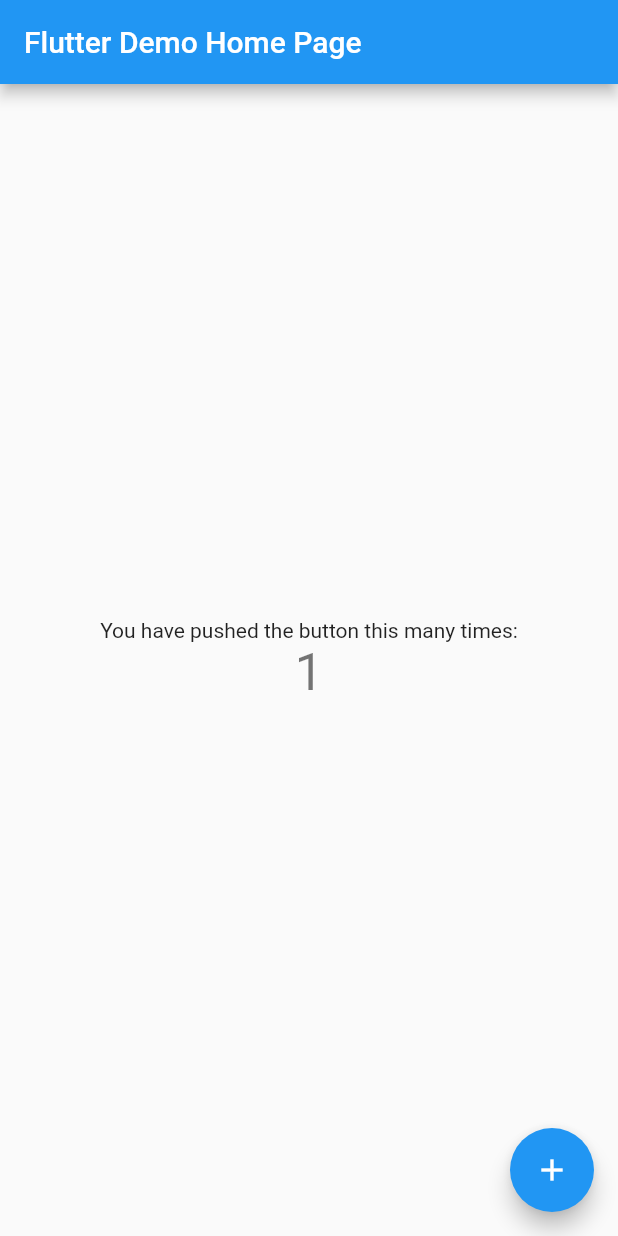
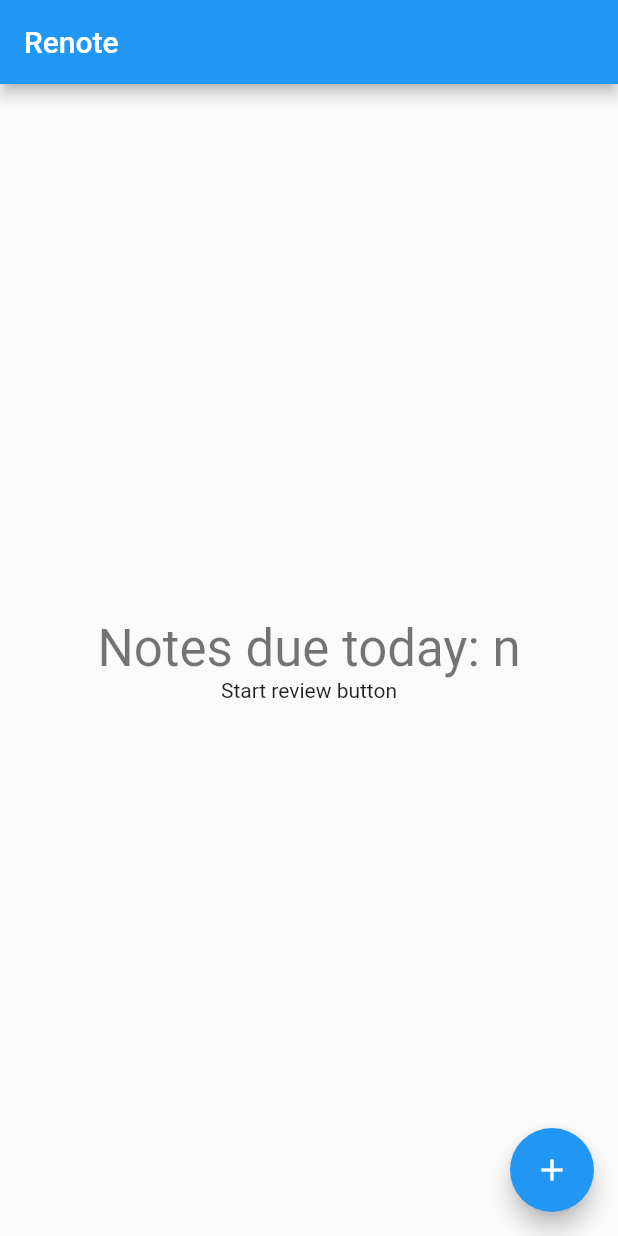
Before and after one commit to jmacindoe/renote-flutter, a Flutter app: the screen it shows after launch, after a tap on the "add" icon, on a phone screen of 412 x 824 dp. Run offline on Flutter 3.47's test engine with Material 2 defaults, Android fonts, the phone set to English and light mode, and no system bars.

Commit message:
Add Home widget

```diff
--- /dev/null
+++ b/lib/home/home.dart
@@ -0,0 +1,36 @@
+import 'package:flutter/material.dart';
+import 'package:renote/strings.dart';
+
+class Home extends StatelessWidget {
+  _addNote() {
+    // TODO
+  }
+
+  @override
+  Widget build(BuildContext context) {
+    return Scaffold(
+      appBar: AppBar(
+        title: Text(Strings.appName),
+      ),
+      body: Center(
+        child: Column(
+          mainAxisAlignment: MainAxisAlignment.center,
+          children: <Widget>[
+            Text(
+              'Notes due today: n',
+              style: Theme.of(context).textTheme.display1,
+            ),
+            Text(
+              'Start review button',
+            ),
+          ],
+        ),
+      ),
+      floatingActionButton: FloatingActionButton(
+        onPressed: _addNote,
+        tooltip: Strings.addNoteTooltip,
+        child: Icon(Icons.add),
+      ),
+    );
+  }
+}
--- a/lib/main.dart
+++ b/lib/main.dart
@@ -1,111 +1,18 @@
 import 'package:flutter/material.dart';
+
+import 'home/home.dart';
 
 void main() => runApp(MyApp());
 
 class MyApp extends StatelessWidget {
-  // This widget is the root of your application.
   @override
   Widget build(BuildContext context) {
     return MaterialApp(
       title: 'Flutter Demo',
       theme: ThemeData(
-        // This is the theme of your application.
-        //
-        // Try running your application with "flutter run". You'll see the
-        // application has a blue toolbar. Then, without quitting the app, try
-        // changing the primarySwatch below to Colors.green and then invoke
-        // "hot reload" (press "r" in the console where you ran "flutter run",
-        // or simply save your changes to "hot reload" in a Flutter IDE).
-        // Notice that the counter didn't reset back to zero; the application
-        // is not restarted.
         primarySwatch: Colors.blue,
       ),
-      home: MyHomePage(title: 'Flutter Demo Home Page'),
+      home: Home(),
     );
   }
 }
-
-class MyHomePage extends StatefulWidget {
-  MyHomePage({Key key, this.title}) : super(key: key);
-
-  // This widget is the home page of your application. It is stateful, meaning
-  // that it has a State object (defined below) that contains fields that affect
-  // how it looks.
-
-  // This class is the configuration for the state. It holds the values (in this
-  // case the title) provided by the parent (in this case the App widget) and
-  // used by the build method of the State. Fields in a Widget subclass are
-  // always marked "final".
-
-  final String title;
-
-  @override
-  _MyHomePageState createState() => _MyHomePageState();
-}
-
-class _MyHomePageState extends State<MyHomePage> {
-  int _counter = 0;
-
-  void _incrementCounter() {
-    setState(() {
-      // This call to setState tells the Flutter framework that something has
-      // changed in this State, which causes it to rerun the build method below
-      // so that the display can reflect the updated values. If we changed
-      // _counter without calling setState(), then the build method would not be
-      // called again, and so nothing would appear to happen.
-      _counter++;
-    });
-  }
-
-  @override
-  Widget build(BuildContext context) {
-    // This method is rerun every time setState is called, for instance as done
-    // by the _incrementCounter method above.
-    //
-    // The Flutter framework has been optimized to make rerunning build methods
-    // fast, so that you can just rebuild anything that needs updating rather
-    // than having to individually change instances of widgets.
-    return Scaffold(
-      appBar: AppBar(
-        // Here we take the value from the MyHomePage object that was created by
-        // the App.build method, and use it to set our appbar title.
-        title: Text(widget.title),
-      ),
-      body: Center(
-        // Center is a layout widget. It takes a single child and positions it
-        // in the middle of the parent.
-        child: Column(
-          // Column is also a layout widget. It takes a list of children and
-          // arranges them vertically. By default, it sizes itself to fit its
-          // children horizontally, and tries to be as tall as its parent.
-          //
-          // Invoke "debug painting" (press "p" in the console, choose the
-          // "Toggle Debug Paint" action from the Flutter Inspector in Android
-          // Studio, or the "Toggle Debug Paint" command in Visual Studio Code)
-          // to see the wireframe for each widget.
-          //
-          // Column has various properties to control how it sizes itself and
-          // how it positions its children. Here we use mainAxisAlignment to
-          // center the children vertically; the main axis here is the vertical
-          // axis because Columns are vertical (the cross axis would be
-          // horizontal).
-          mainAxisAlignment: MainAxisAlignment.center,
-          children: <Widget>[
-            Text(
-              'You have pushed the button this many times:',
-            ),
-            Text(
-              '$_counter',
-              style: Theme.of(context).textTheme.display1,
-            ),
-          ],
-        ),
-      ),
-      floatingActionButton: FloatingActionButton(
-        onPressed: _incrementCounter,
-        tooltip: 'Increment',
-        child: Icon(Icons.add),
-      ), // This trailing comma makes auto-formatting nicer for build methods.
-    );
-  }
-}
--- /dev/null
+++ b/lib/strings.dart
@@ -0,0 +1,4 @@
+class Strings {
+  static const appName = "Renote";
+  static const addNoteTooltip = "Add Note";
+}
```
